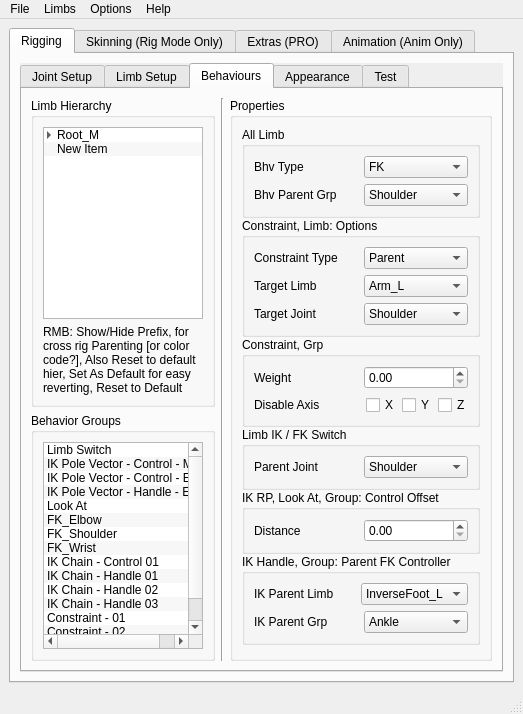
Before: the Qt Designer form _REF/Mockup_UI/PFRS_Main.ui in TPayneExperience/TrevorPaynes_RigAndAnimSuite, drawn with Qt 5.
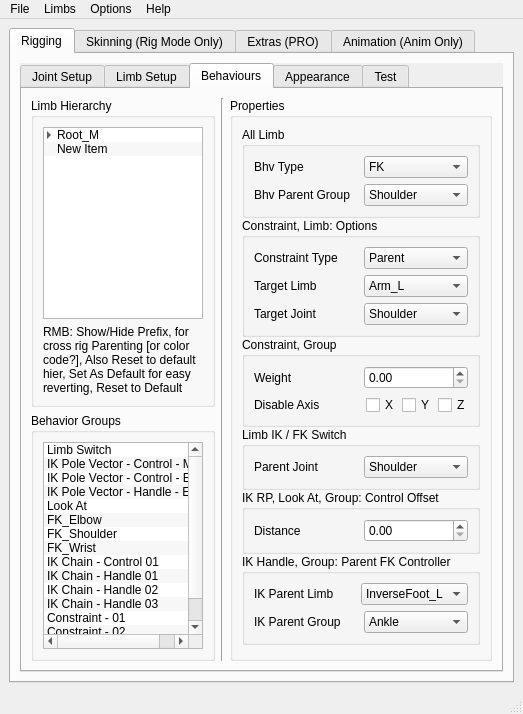
After: the same form once the commit is applied. The open tabs and pages were chosen to show the change.

Commit message: Somewhat working: Refactor #8 groups in progress

What changed in the file:
```diff
--- a/_REF/Mockup_UI/PFRS_Main.ui
+++ b/_REF/Mockup_UI/PFRS_Main.ui
@@ -739,7 +739,7 @@
                                   <item>
                                    <widget class="QLabel" name="label_8">
                                     <property name="text">
-                                     <string>Bhv Parent Grp</string>
+                                     <string>Bhv Parent Group</string>
                                     </property>
                                    </widget>
                                   </item>
@@ -892,7 +892,7 @@
                            <item>
                             <widget class="QGroupBox" name="groupBox_23">
                              <property name="title">
-                              <string>Constraint, Grp</string>
+                              <string>Constraint, Group</string>
                              </property>
                              <layout class="QVBoxLayout" name="verticalLayout_110">
                               <item>
@@ -1105,7 +1105,7 @@
                                   <item>
                                    <widget class="QLabel" name="label_23">
                                     <property name="text">
-                                     <string>IK Parent Grp</string>
+                                     <string>IK Parent Group</string>
                                     </property>
                                    </widget>
                                   </item>
```
The commit also changes 26 other files.
